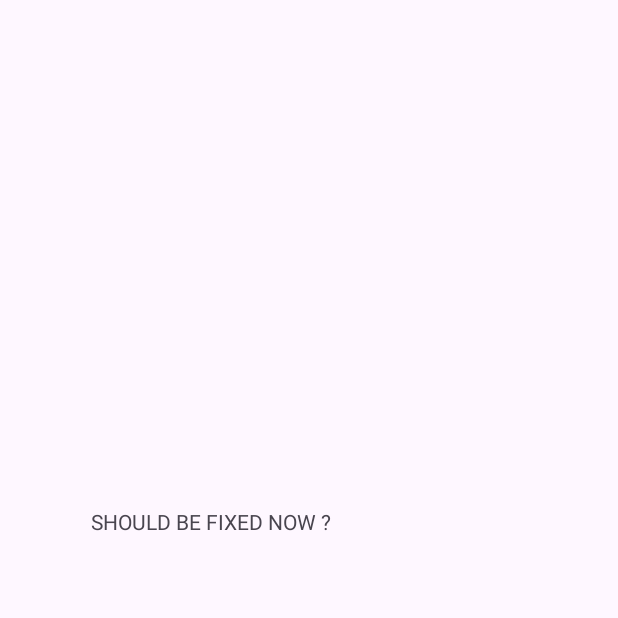
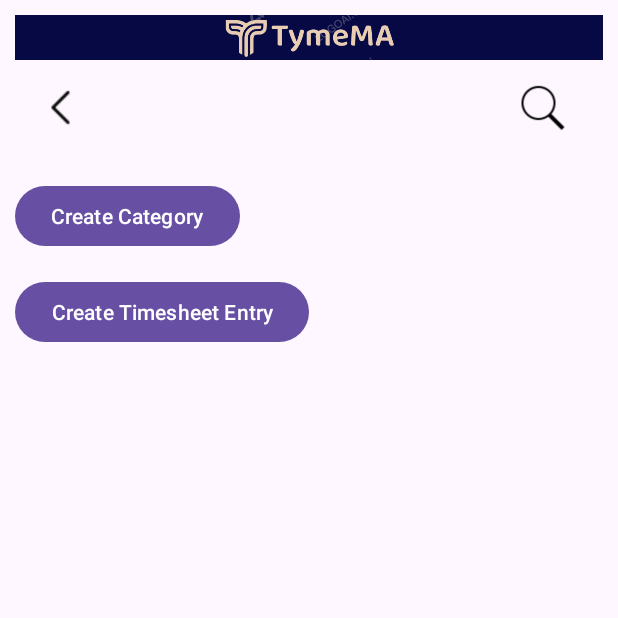
Before and after one commit to ST10089515/TymeMA_groupB, an Android app built with Jetpack Compose: the Main_menu screen opened directly, with no data from a screen before it, on a phone screen of 412 x 824 dp, the top half of it. Before the commit the part shown is almost empty. Run offline under Robolectric (Android 15) with nearby library versions, the phone set to English and light mode, and no system bars.

Commit message:
Added CreateCategory and Timesheet Entry.. Not perfect still need to work on the back button and displaying the entries.

```diff
--- a/app/src/main/res/layout/activity_main_menu.xml
+++ b/app/src/main/res/layout/activity_main_menu.xml
@@ -1,17 +1,63 @@
 <?xml version="1.0" encoding="utf-8"?>
-<androidx.constraintlayout.widget.ConstraintLayout xmlns:android="http://schemas.android.com/apk/res/android"
+<ScrollView xmlns:android="http://schemas.android.com/apk/res/android"
     xmlns:app="http://schemas.android.com/apk/res-auto"
     xmlns:tools="http://schemas.android.com/tools"
     android:layout_width="match_parent"
     android:layout_height="match_parent">
 
-    <TextView
-        android:id="@+id/textView"
-        android:layout_width="291dp"
-        android:layout_height="148dp"
-        android:text="SHOULD BE FIXED NOW ?"
-        app:layout_constraintBottom_toBottomOf="parent"
-        app:layout_constraintEnd_toEndOf="parent"
-        app:layout_constraintStart_toStartOf="parent"
-        app:layout_constraintTop_toTopOf="parent" />
-</androidx.constraintlayout.widget.ConstraintLayout>
+    <LinearLayout
+        android:layout_width="match_parent"
+        android:layout_height="wrap_content"
+        android:layout_margin="10dp"
+        android:orientation="vertical">
+
+        <ImageView
+            android:id="@+id/imageView"
+            android:layout_width="393dp"
+            android:layout_height="30dp"
+            android:background="#070945"
+            app:srcCompat="@drawable/tymema"
+            tools:layout_editor_absoluteX="9dp"
+            tools:layout_editor_absoluteY="16dp"
+            android:contentDescription="@string/todo4" />
+        <RelativeLayout
+            android:layout_width="match_parent"
+            android:layout_height="?actionBarSize">
+
+            <ImageView
+                android:layout_width="wrap_content"
+                android:layout_height="wrap_content"
+                android:layout_alignParentEnd="true"
+                android:layout_centerVertical="true"
+                android:padding="15dp"
+                app:srcCompat="@drawable/general_search_icon"
+                android:contentDescription="@string/todo2" />
+
+            <ImageView
+                android:layout_width="wrap_content"
+                android:layout_height="wrap_content"
+                app:srcCompat="@drawable/general_back_icon"
+                android:layout_centerVertical="true"
+                android:padding="15dp"
+                android:contentDescription="@string/todo3" />
+
+        </RelativeLayout>
+
+        <Button
+            android:id="@+id/buttonCreateCategory"
+            android:layout_width="wrap_content"
+            android:layout_height="wrap_content"
+            android:text="@string/create_category"
+            android:onClick="openCreateCategoryActivity"
+            android:layout_marginTop="16dp" />
+
+        <Button
+            android:id="@+id/buttonCreateTimesheetEntry"
+            android:layout_width="wrap_content"
+            android:layout_height="wrap_content"
+            android:text="@string/create_timesheet_entry"
+            android:onClick="openCreateTimesheetEntryActivity"
+            android:layout_marginTop="16dp" />
+
+    </LinearLayout>
+</ScrollView>
--- a/app/src/main/res/values/strings.xml
+++ b/app/src/main/res/values/strings.xml
@@ -1,4 +1,20 @@
 <resources>
     <string name="app_name">TymeMA_V1</string>
     <string name="title_activity_act_login">act_login</string>
+    <string name="start_time_hh_mm">Start Time (HH:MM)</string>
+    <string name="date_yyyy_mm_dd">Date (YYYY-MM-DD)</string>
+    <string name="end_time_hh_mm">End Time (HH:MM)</string>
+    <string name="description">Description</string>
+    <string name="save">Save</string>
+    <string name="todo">TODO</string>
+    <string name="category_name">Category Name</string>
+    <string name="todo2">TODO</string>
+    <string name="todo3">TODO</string>
+    <string name="create_category">Create Category</string>
+    <string name="create_timesheet_entry">Create Timesheet Entry</string>
+    <string name="todo4">TODO</string>
+    <string name="todo5">TODO</string>
+    <string name="todo6">TODO</string>
+    <string name="save1">Save</string>
+    <string name="todo7">TODO</string>
 </resources>
```
Also changed, not shown: app/src/main/AndroidManifest.xml (+8 -3 lines), app/src/main/java/com/example/tymema_v1/CreateCategory.kt (added, +27 -0 lines), app/src/main/java/com/example/tymema_v1/Main_menu.kt (+11 -0 lines), app/src/main/java/com/example/tymema_v1/Timesheet.kt (added, +40 -0 lines), app/src/main/res/layout/activity_create_category.xml (added, +67 -0 lines), app/src/main/res/layout/activity_timesheet.xml (added, +111 -0 lines), app/src/main/res/drawable/general_add_icon.png (added), app/src/main/res/drawable/general_back_icon.png (added), app/src/main/res/drawable/general_search_icon.png (added), app/src/main/res/drawable/tymema.png (added).
